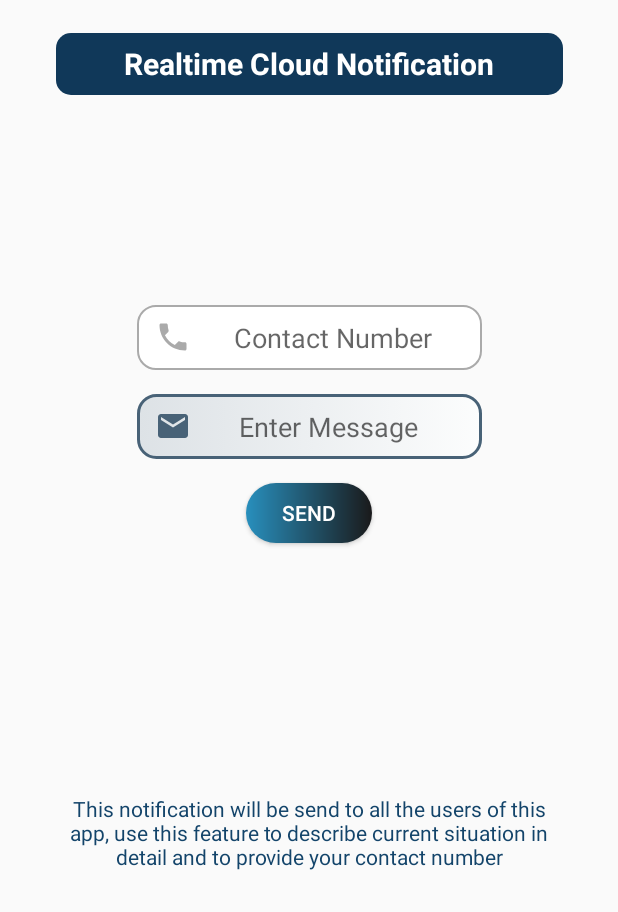
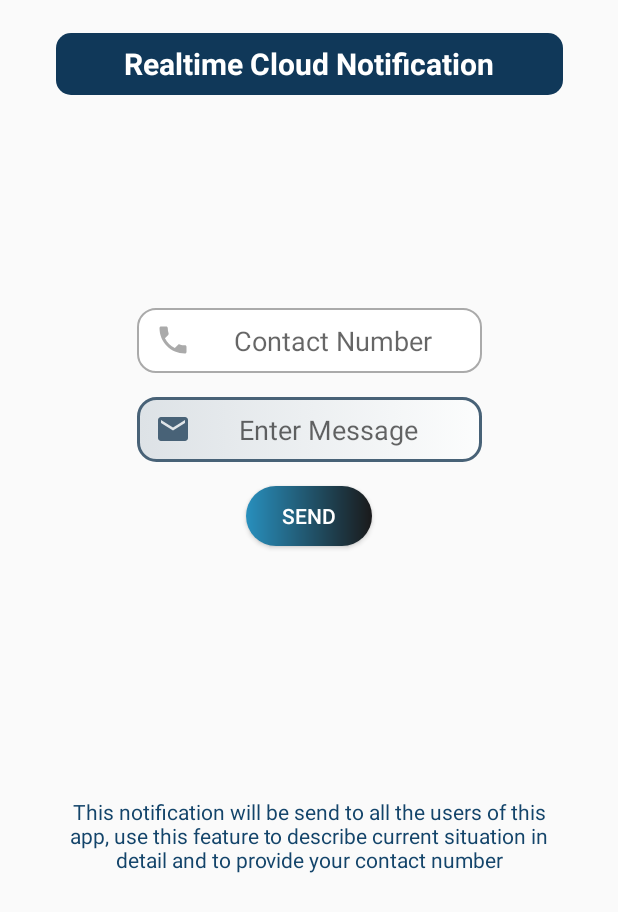
Before and after one commit to jaskirat2/Eligius, an Android app: the MainActivity2 screen opened directly, with no data from a screen before it, on a phone screen of 412 x 824 dp. Shown: the top 912 px of the screen. Run offline under Robolectric (Android 15) with nearby library versions, the light colour scheme and no system bars; libraries missing offline, so code that uses them is left out: es.dmoral.toasty; Roboto replaces fonts that are not available here; 1 statement that could not run was skipped.

Commit message:
Initial Commit

```diff
--- a/app/src/main/res/layout/activity_main2.xml
+++ b/app/src/main/res/layout/activity_main2.xml
@@ -41,7 +41,7 @@
         android:id="@+id/etTitle"
         android:layout_width="230dp"
         android:layout_height="43dp"
-        android:layout_marginTop="140dp"
+        android:layout_marginTop="142dp"
         android:background="@drawable/custom_input"
         android:drawableStart="@drawable/custom_contact_icon"
         android:drawablePadding="8dp"
```
